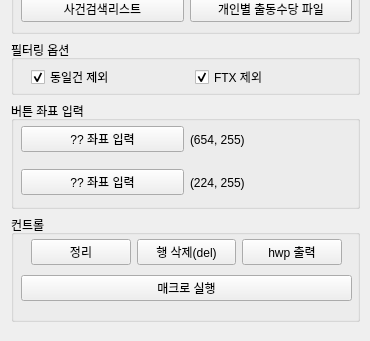
polnet13/kimAI, file rsc/ui/singo.ui: the form before one commit; both pictures show x 0 to 370 and y 229 to 570 of the 370 by 570 pixel window.
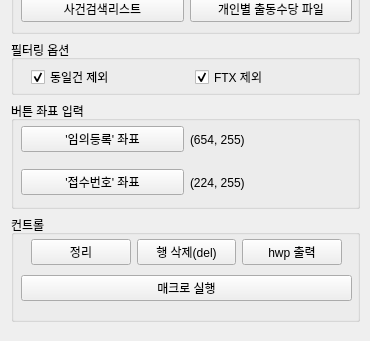
The form after the commit.

What changed in the file:
```diff
--- a/rsc/ui/singo.ui
+++ b/rsc/ui/singo.ui
@@ -378,9 +378,9 @@
         <item>
          <layout class="QHBoxLayout" name="horizontalLayout_point2">
           <item>
-           <widget class="QPushButton" name="btn_point_2">
+           <widget class="QPushButton" name="btn_point_1">
             <property name="text">
-             <string>?? 좌표 입력</string>
+             <string>'임의등록' 좌표</string>
             </property>
            </widget>
           </item>
@@ -396,9 +396,9 @@
         <item>
          <layout class="QHBoxLayout" name="horizontalLayout_point1">
           <item>
-           <widget class="QPushButton" name="btn_point_1">
+           <widget class="QPushButton" name="btn_point_2">
             <property name="text">
-             <string>?? 좌표 입력</string>
+             <string>'접수번호' 좌표</string>
             </property>
            </widget>
           </item>
```
Left out of the diff: 6 changed lines with no effect on the pictures.
